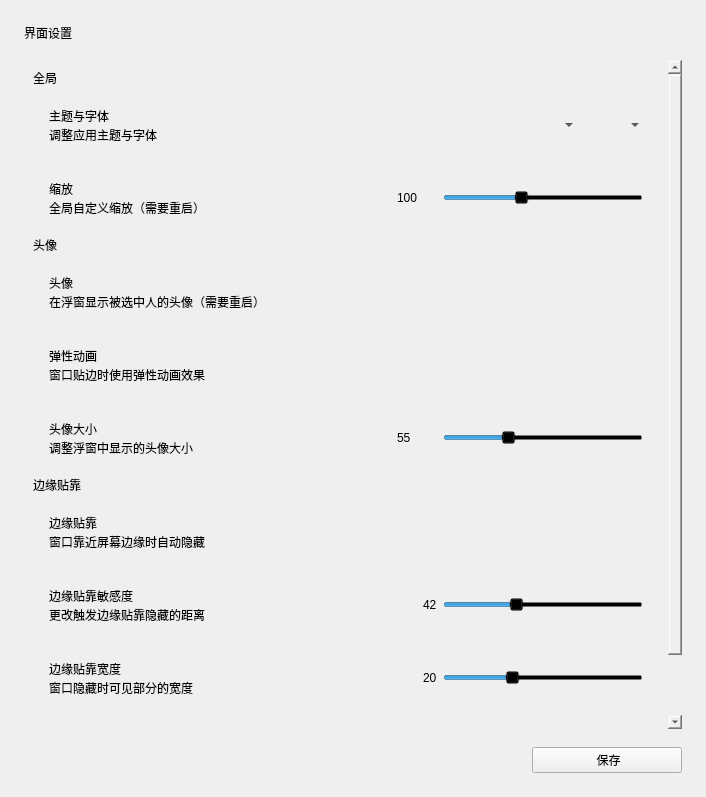
xuanxuan1231/RandPicker, file ui/settings/widget.ui: the form before one commit.
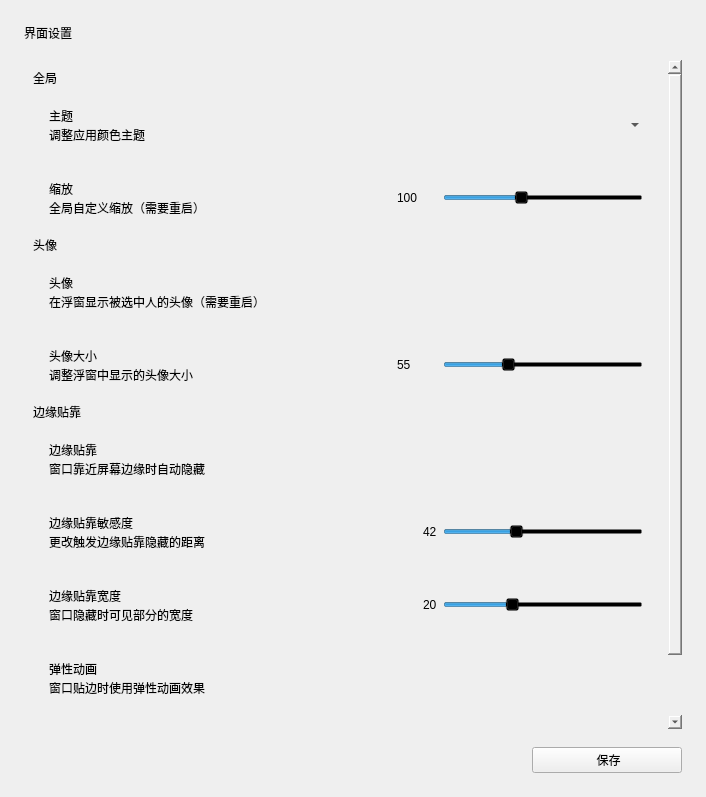
The form after the commit. Custom widgets are drawn as their Qt base class.

Commit message: chore: 优化代码格式, 去除字体修改

```diff
--- a/ui/settings/widget.ui
+++ b/ui/settings/widget.ui
@@ -101,14 +101,14 @@
               <item>
                <widget class="StrongBodyLabel" name="StrongBodyLabel_10">
                 <property name="text">
-                 <string>主题与字体</string>
+                 <string>主题</string>
                 </property>
                </widget>
               </item>
               <item>
                <widget class="CaptionLabel" name="CaptionLabel_9">
                 <property name="text">
-                 <string>调整应用主题与字体</string>
+                 <string>调整应用颜色主题</string>
                 </property>
                 <property name="wordWrap">
                  <bool>true</bool>
@@ -141,16 +141,6 @@
               </property>
              </widget>
             </item>
-            <item>
-             <widget class="ComboBox" name="font_combo">
-              <property name="sizePolicy">
-               <sizepolicy hsizetype="Maximum" vsizetype="Fixed">
-                <horstretch>0</horstretch>
-                <verstretch>0</verstretch>
-               </sizepolicy>
-              </property>
-             </widget>
-            </item>
            </layout>
           </widget>
          </item>
@@ -342,78 +332,6 @@
            </layout>
           </widget>
          </item>
-         <item>
-          <widget class="CardWidget" name="CardWidget_5">
-           <property name="minimumSize">
-            <size>
-             <width>0</width>
-             <height>70</height>
-            </size>
-           </property>
-           <layout class="QHBoxLayout" name="horizontalLayout_5">
-            <property name="leftMargin">
-             <number>16</number>
-            </property>
-            <property name="topMargin">
-             <number>16</number>
-            </property>
-            <property name="rightMargin">
-             <number>16</number>
-            </property>
-            <property name="bottomMargin">
-             <number>16</number>
-            </property>
-            <item>
-             <layout class="QVBoxLayout" name="verticalLayout_8">
-              <property name="spacing">
-               <number>0</number>
-              </property>
-              <item>
-               <widget class="StrongBodyLabel" name="StrongBodyLabel_5">
-                <property name="text">
-                 <string>弹性动画</string>
-                </property>
-               </widget>
-              </item>
-              <item>
-               <widget class="CaptionLabel" name="CaptionLabel_13">
-                <property name="text">
-                 <string>窗口贴边时使用弹性动画效果</string>
-                </property>
-                <property name="lightColor" stdset="0">
-                 <color alpha="150">
-                  <red>0</red>
-                  <green>0</green>
-                  <blue>0</blue>
-                 </color>
-                </property>
-                <property name="darkColor" stdset="0">
-                 <color alpha="200">
-                  <red>255</red>
-                  <green>255</green>
-                  <blue>255</blue>
-                 </color>
-                </property>
-               </widget>
-              </item>
-             </layout>
-            </item>
-            <item>
-             <widget class="SwitchButton" name="elastic_animation">
-              <property name="sizePolicy">
-               <sizepolicy hsizetype="Maximum" vsizetype="Fixed">
-                <horstretch>0</horstretch>
-                <verstretch>0</verstretch>
-               </sizepolicy>
-              </property>
-              <property name="text">
-               <string/>
-              </property>
-             </widget>
-            </item>
-           </layout>
-          </widget>
-         </item>
          <item>
           <widget class="CardWidget" name="CardWidget_4">
            <property name="minimumSize">
@@ -817,6 +735,78 @@
            </layout>
           </widget>
          </item>
+         <item>
+          <widget class="CardWidget" name="CardWidget_5">
+           <property name="minimumSize">
+            <size>
+             <width>0</width>
+             <height>70</height>
+            </size>
+           </property>
+           <layout class="QHBoxLayout" name="horizontalLayout_5">
+            <property name="leftMargin">
+             <number>16</number>
+            </property>
+            <property name="topMargin">
+             <number>16</number>
+            </property>
+            <property name="rightMargin">
+             <number>16</number>
+            </property>
+            <property name="bottomMargin">
+             <number>16</number>
+            </property>
+            <item>
+             <layout class="QVBoxLayout" name="verticalLayout_8">
+              <property name="spacing">
+               <number>0</number>
+              </property>
+              <item>
+               <widget class="StrongBodyLabel" name="StrongBodyLabel_5">
+                <property name="text">
+                 <string>弹性动画</string>
+                </property>
+               </widget>
+              </item>
+              <item>
+               <widget class="CaptionLabel" name="CaptionLabel_13">
+                <property name="text">
+                 <string>窗口贴边时使用弹性动画效果</string>
+                </property>
+                <property name="lightColor" stdset="0">
+                 <color alpha="150">
+                  <red>0</red>
+                  <green>0</green>
+                  <blue>0</blue>
+                 </color>
+                </property>
+                <property name="darkColor" stdset="0">
+                 <color alpha="200">
+                  <red>255</red>
+                  <green>255</green>
+                  <blue>255</blue>
+                 </color>
+                </property>
+               </widget>
+              </item>
+             </layout>
+            </item>
+            <item>
+             <widget class="SwitchButton" name="elastic_animation">
+              <property name="sizePolicy">
+               <sizepolicy hsizetype="Maximum" vsizetype="Fixed">
+                <horstretch>0</horstretch>
+                <verstretch>0</verstretch>
+               </sizepolicy>
+              </property>
+              <property name="text">
+               <string/>
+              </property>
+             </widget>
+            </item>
+           </layout>
+          </widget>
+         </item>
         </layout>
        </item>
        <item>
```
The commit also changes 4 other files.
